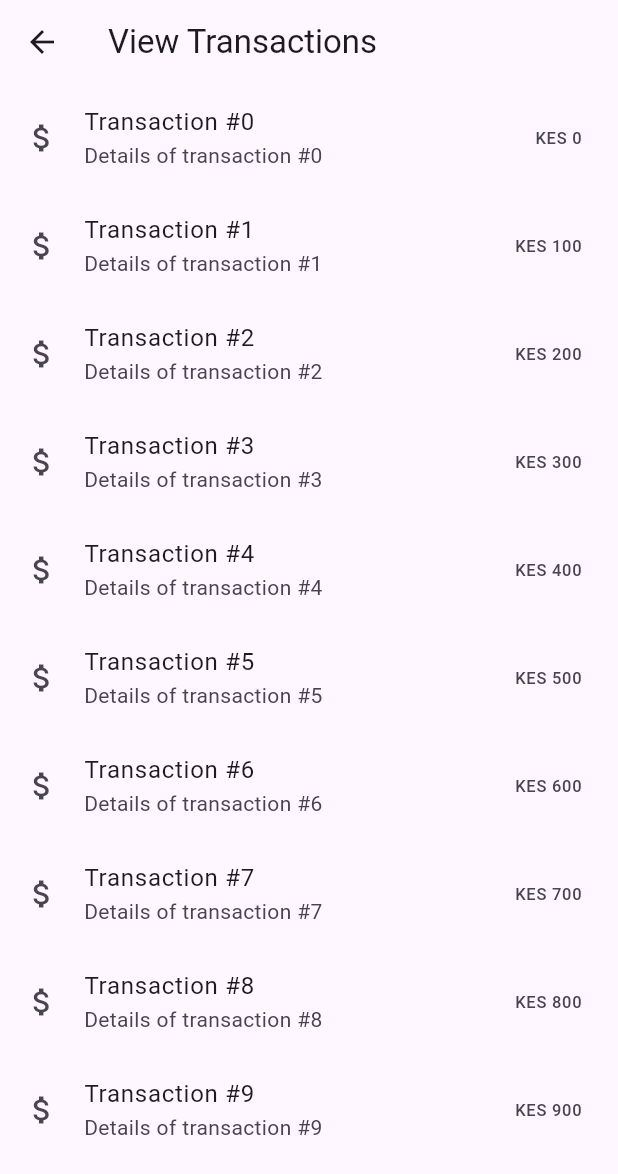
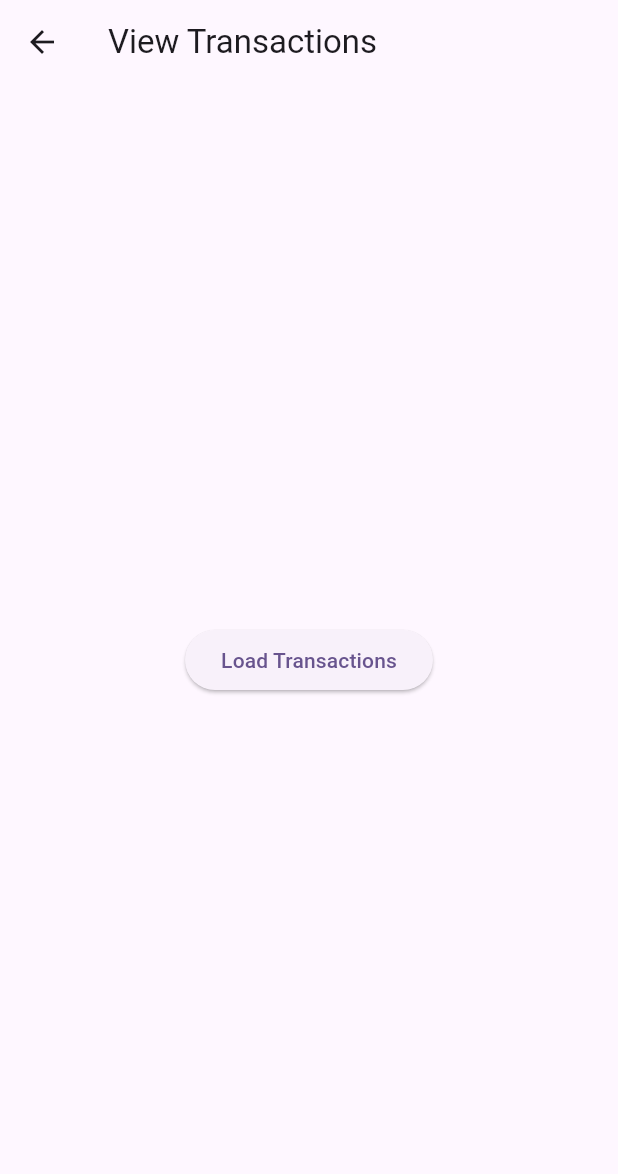
Before and after one commit to Munira12345/transaction_management, a Flutter app: the ViewTransactionsScreen screen opened by its route, on a phone screen of 412 x 824 dp. Shown: the top 1174 px of the screen. Run offline on Flutter 3.47's test engine with Material 3 defaults, Android fonts, the phone set to English and light mode, and no system bars; our stand-ins replace flutter_riverpod, get_it.

Commit message:
added riverpod state management for the view_transaction screen. fixed service_locator and api_service errors

```diff
--- a/lib/main.dart
+++ b/lib/main.dart
@@ -1,4 +1,5 @@
 import 'package:flutter/material.dart';
+import 'package:flutter_riverpod/flutter_riverpod.dart';
 import 'homescreen.dart';
 import 'send_money_screen.dart';
 import 'check_balance_screen.dart';
@@ -8,10 +9,9 @@ import 'service_locator.dart';
 import 'api_service.dart';
 import 'service_locator.dart';
 
-
 void main() {
   setupServiceLocator();
-  runApp(const MyApp());
+  runApp(const ProviderScope(child: MyApp()));
  }
 
 class MyApp extends StatelessWidget {
@@ -28,7 +28,7 @@ class MyApp extends StatelessWidget {
       ),
       initialRoute: '/',
       routes: {
-        '/': (context) => const HomeScreen(), // HomeScreen as the initial screen
+        '/': (context) =>  HomeScreen(), // HomeScreen as the initial screen
         '/sendMoney': (context) => const SendMoneyScreen(),  // SendMoneyScreen route
         '/checkBalance': (context) => const CheckBalanceScreen(),  // CheckBalanceScreen route
         '/viewTransactions': (context) => const ViewTransactionsScreen(),  // ViewTransactionsScreen route
--- a/lib/service_locator.dart
+++ b/lib/service_locator.dart
@@ -1,9 +1,9 @@
 import 'package:get_it/get_it.dart';
+import 'transaction_repository.dart';
 
 final GetIt getIt = GetIt.instance;
 
 void setupServiceLocator() {
-  getIt.registerLazySingleton<ApiService>(() => ApiService());
+    // Registering TransactionRepository without ApiService
   getIt.registerLazySingleton<TransactionRepository>(() => TransactionRepository());
-
 }
--- /dev/null
+++ b/lib/transaction.dart
@@ -0,0 +1,25 @@
+// lib/transaction.dart
+
+class Transaction {
+  final String id;
+  final String title;
+  final double amount;
+  final DateTime date;
+
+  Transaction({
+    required this.id,
+    required this.title,
+    required this.amount,
+    required this.date,
+  });
+
+  // Example of a factory method to parse JSON (if needed for API responses)
+  factory Transaction.fromJson(Map<String, dynamic> json) {
+    return Transaction(
+      id: json['id'],
+      title: json['title'],
+      amount: json['amount'],
+      date: DateTime.parse(json['date']),
+    );
+  }
+}
--- /dev/null
+++ b/lib/transactions_view_model.dart
@@ -0,0 +1,26 @@
+import 'package:flutter_riverpod/flutter_riverpod.dart';
+import 'transaction.dart'; // Assuming you have a Transaction model
+import 'service_locator.dart';
+import 'transaction_repository.dart';
+
+// StateNotifier manages state changes
+class TransactionsViewModel extends StateNotifier<List<Transaction>> {
+  final TransactionRepository _repository = getIt<TransactionRepository>();
+
+  TransactionsViewModel() : super([]);
+
+  Future<void> fetchTransactions() async {
+    try {
+      final transactions = await _repository.getAllTransactions();
+      state = transactions; // Update state
+    } catch (e) {
+      // Handle errors
+      state = [];
+    }
+  }
+}
+
+// Provide the TransactionsViewModel to the app
+final transactionsProvider =
+StateNotifierProvider<TransactionsViewModel, List<Transaction>>(
+        (ref) => TransactionsViewModel());
--- a/lib/view_transactions_screen.dart
+++ b/lib/view_transactions_screen.dart
@@ -1,24 +1,48 @@
 import 'package:flutter/material.dart';
+import 'package:flutter_riverpod/flutter_riverpod.dart';
+import 'transactions_view_model.dart'; // Import your ViewModel
+import 'transaction.dart'; // Import the Transaction model
 
-class ViewTransactionsScreen extends StatelessWidget {
+class ViewTransactionsScreen extends ConsumerWidget {
   const ViewTransactionsScreen({super.key});
 
   @override
-  Widget build(BuildContext context) {
+  Widget build(BuildContext context, WidgetRef ref) {
+    // Watch the transactions state
+    final transactions = ref.watch(transactionsProvider);
+
     return Scaffold(
       appBar: AppBar(
         title: const Text('View Transactions'),
       ),
-      body: ListView.builder(
-        itemCount: 10, // Replace with actual transaction count
+      body: transactions.isEmpty
+          ? Center(
+        child: ElevatedButton(
+          onPressed: () {
+            // Trigger fetchTransactions from the ViewModel
+            ref.read(transactionsProvider.notifier).fetchTransactions();
+          },
+          child: const Text('Load Transactions'),
+        ),
+      )
+          : ListView.builder(
+        itemCount: transactions.length, // Use the dynamic count
         itemBuilder: (context, index) {
+          final transaction = transactions[index]; // Get each transaction
           return ListTile(
             leading: const Icon(Icons.attach_money),
-            title: Text('Transaction #$index'),
-            subtitle: Text('Details of transaction #$index'),
-            trailing: Text('KES ${100 * index}'), // Replace with transaction amount
+            title: Text(transaction.title), // Transaction title
+            subtitle: Text(
+              'Date: ${transaction.date.toString()}', // Transaction date
+            ),
+            trailing: Text('KES ${transaction.amount}'), // Transaction amount
             onTap: () {
               // Navigate to Transaction Status Screen with transaction details
+              Navigator.pushNamed(
+                context,
+                '/transactionStatus',
+                arguments: transaction,
+              );
             },
           );
         },
--- a/pubspec.yaml
+++ b/pubspec.yaml
@@ -31,7 +31,7 @@ dependencies:
   flutter:
     sdk: flutter
   get_it: ^8.0.2
-
+  flutter_riverpod: ^2.3.2
   # The following adds the Cupertino Icons font to your application.
   # Use with the CupertinoIcons class for iOS style icons.
   cupertino_icons: ^1.0.8
```
Also changed, not shown: lib/api_service.dart (+17 -0 lines), lib/homescreen.dart (+6 -2 lines), lib/transaction_repository.dart (added, +31 -0 lines), pubspec.lock.
